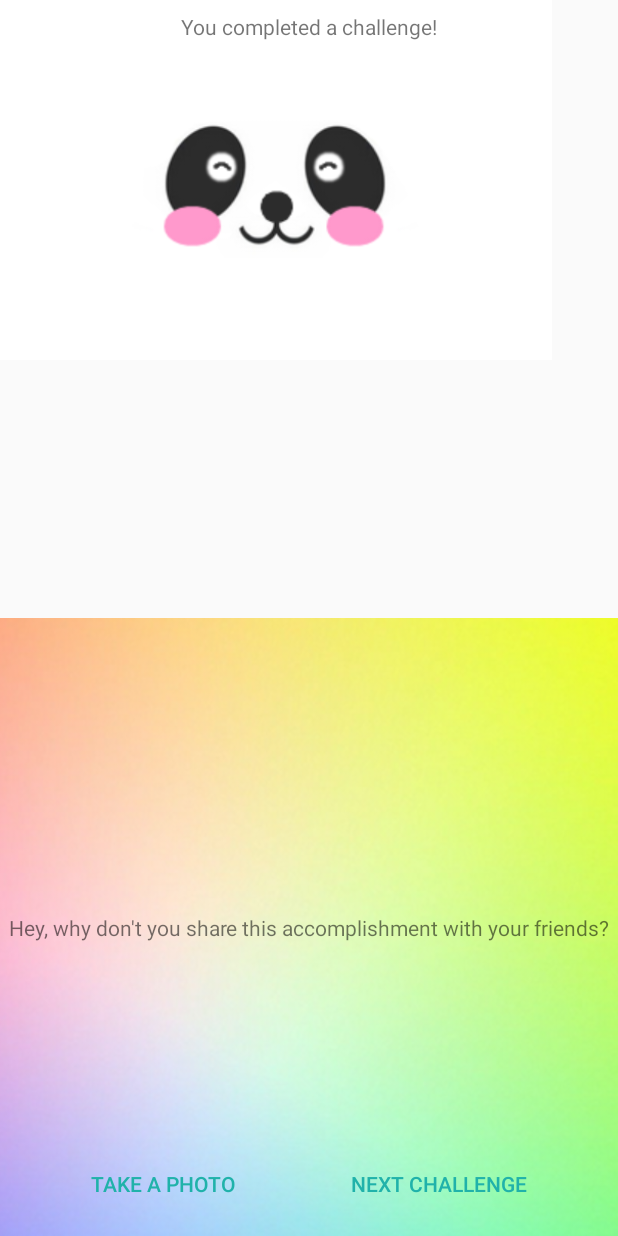
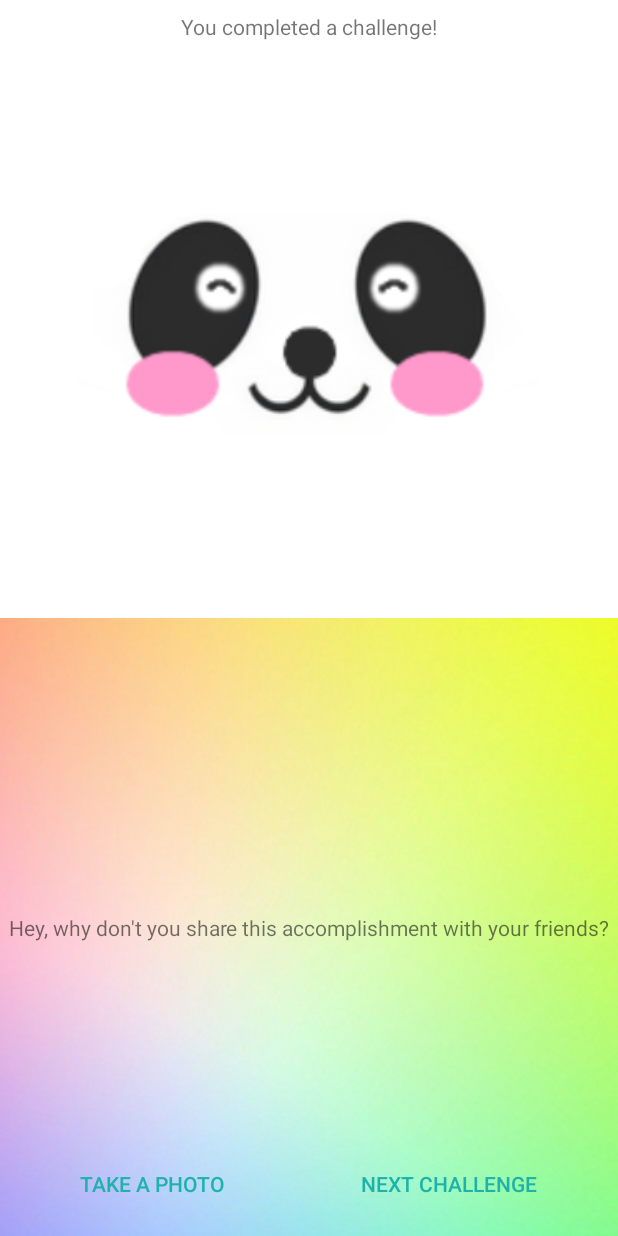
Before and after one commit to Bashmug/HappyPanda, an Android app: the ActivityChallengeCompleted screen opened directly, with no data from a screen before it, on a phone screen of 412 x 824 dp. Run offline under Robolectric (Android 15) with nearby library versions, the phone set to English and light mode, and no system bars.

Commit message:
Updates README.md

```diff
--- a/HappyPanda/app/src/main/res/layout/activity_challenge_completed.xml
+++ b/HappyPanda/app/src/main/res/layout/activity_challenge_completed.xml
@@ -13,24 +13,24 @@
         android:layout_weight="1">
 
         <ImageView
-            android:layout_width="368dp"
-            android:layout_height="240dp"
+            android:layout_width="match_parent"
+            android:layout_height="match_parent"
             android:adjustViewBounds="true"
             android:scaleType="centerCrop"
-            android:src="@drawable/challenge_panda"
-            tools:layout_editor_absoluteY="8dp"
-            tools:layout_editor_absoluteX="8dp" />
+            android:src="@drawable/challenge_panda" />
 
         <TextView
-            android:layout_width="0dp"
+            android:layout_width="match_parent"
             android:layout_height="wrap_content"
+            android:layout_marginBottom="8dp"
+            android:layout_marginEnd="8dp"
+            android:layout_marginStart="8dp"
             android:layout_marginTop="8dp"
             android:gravity="center"
             android:text="@string/you_completed_a_challenge"
             app:layout_constraintEnd_toEndOf="parent"
             app:layout_constraintStart_toStartOf="parent"
-            app:layout_constraintTop_toTopOf="parent"
-            tools:layout_editor_absoluteX="8dp" />
+            app:layout_constraintTop_toTopOf="parent" />
 
     </android.support.constraint.ConstraintLayout>
 
@@ -40,39 +40,40 @@
         android:layout_weight="1">
 
         <ImageView
-            android:layout_width="0dp"
-            android:layout_height="0dp"
+            android:layout_width="match_parent"
+            android:layout_height="match_parent"
             android:adjustViewBounds="true"
             android:scaleType="centerCrop"
             android:src="@drawable/challenge_bg"
             app:layout_constraintBottom_toBottomOf="parent"
             app:layout_constraintEnd_toEndOf="parent"
             app:layout_constraintStart_toStartOf="parent"
-            app:layout_constraintTop_toTopOf="parent"
-            tools:layout_editor_absoluteX="8dp" />
+            app:layout_constraintTop_toTopOf="parent" />
 
         <TextView
             android:layout_width="wrap_content"
             android:layout_height="wrap_content"
             android:layout_marginBottom="8dp"
+            android:layout_marginEnd="8dp"
+            android:layout_marginStart="8dp"
             android:layout_marginTop="8dp"
             android:gravity="center"
             android:text="@string/hey_why_don_t_you_share_this_accomplishment_with_your_friends"
             app:layout_constraintBottom_toBottomOf="parent"
             app:layout_constraintEnd_toEndOf="parent"
             app:layout_constraintStart_toStartOf="parent"
-            app:layout_constraintTop_toTopOf="parent"
-            tools:layout_editor_absoluteX="1dp" />
+            app:layout_constraintTop_toTopOf="parent" />
 
         <LinearLayout
             style="?android:attr/buttonBarStyle"
-            android:layout_width="368dp"
+            android:layout_width="match_parent"
             android:layout_height="wrap_content"
             android:layout_marginBottom="8dp"
+            android:layout_marginEnd="8dp"
+            android:layout_marginStart="8dp"
             app:layout_constraintBottom_toBottomOf="parent"
             app:layout_constraintEnd_toEndOf="parent"
-            app:layout_constraintStart_toStartOf="parent"
-            tools:layout_editor_absoluteX="8dp">
+            app:layout_constraintStart_toStartOf="parent">
 
             <Button
                 style="?android:attr/buttonBarButtonStyle"
```
Also changed, not shown: 1 other file.
